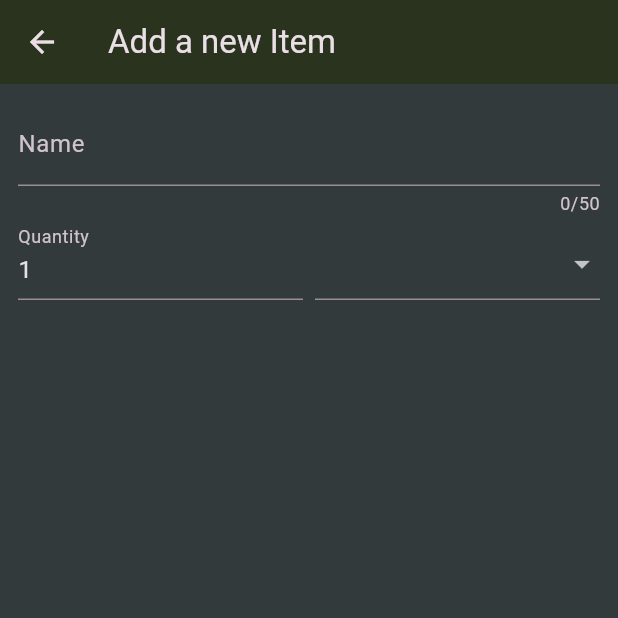
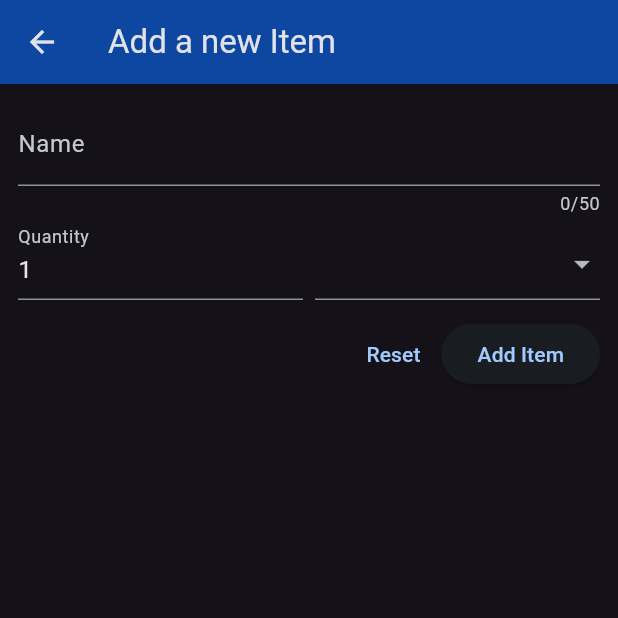
Before and after one commit to DiegoAuzaDev/shopping_list_flutter, a Flutter app: the screen it shows after launch, after a tap on the "add" icon, on a phone screen of 412 x 824 dp, the top half of it. Run offline on Flutter 3.47's test engine with Material 3 defaults, Android fonts, the phone set to English and light mode, and no system bars.

```diff
--- a/lib/main.dart
+++ b/lib/main.dart
@@ -15,10 +15,9 @@ class MyApp extends StatelessWidget {
       theme: ThemeData.dark().copyWith(
         colorScheme: ColorScheme.fromSeed(
           brightness: Brightness.dark,
-          seedColor: const Color.fromARGB(76, 218, 41, 255),
-          surface: const Color.fromARGB(255, 42, 51, 29),
+          seedColor: Colors.blue,
+          surface: Colors.blue[900],
         ),
-        scaffoldBackgroundColor: const Color.fromARGB(255, 50, 58, 60),
       ),
       home: const GroceryList(),
     );
--- a/lib/widgets/new_item.dart
+++ b/lib/widgets/new_item.dart
@@ -9,6 +9,12 @@ class NewItem extends StatefulWidget {
 }
 
 class _NewItemState extends State<NewItem> {
+  final _formKey = GlobalKey<FormState>();
+
+  void _saveItem() {
+    _formKey.currentState!.validate();
+  }
+
   @override
   Widget build(BuildContext context) {
     return Scaffold(
@@ -18,6 +24,7 @@ class _NewItemState extends State<NewItem> {
       body: Padding(
         padding: const EdgeInsets.all(12),
         child: Form(
+          key: _formKey,
           child: Column(
             children: [
               TextFormField(
@@ -26,7 +33,13 @@ class _NewItemState extends State<NewItem> {
                   label: Text("Name"),
                 ),
                 validator: (userInput) {
-                  return "Demo...";
+                  if (userInput == null ||
+                      userInput.isEmpty ||
+                      userInput.trim().length <= 1 ||
+                      userInput.trim().length > 50) {
+                    return "Must be between 1 and 50 characters.";
+                  }
+                  return null;
                 },
               ),
               Row(
@@ -34,10 +47,20 @@ class _NewItemState extends State<NewItem> {
                 children: [
                   Expanded(
                     child: TextFormField(
+                      keyboardType: TextInputType.number,
                       decoration: const InputDecoration(
                         label: Text("Quantity"),
                       ),
                       initialValue: "1",
+                      validator: (userInput) {
+                        if (userInput == null ||
+                            userInput.isEmpty ||
+                            int.tryParse(userInput) == null ||
+                            int.tryParse(userInput)! <= 0) {
+                          return "The quantity must be a valid positve number";
+                        }
+                        return null;
+                      },
                     ),
                   ),
                   const SizedBox(
@@ -65,6 +88,20 @@ class _NewItemState extends State<NewItem> {
                     ], onChanged: (value) {}),
                   )
                 ],
+              ),
+              const SizedBox(
+                height: 12,
+              ),
+              Row(
+                mainAxisAlignment: MainAxisAlignment.end,
+                children: [
+                  TextButton(
+                    onPressed: () {},
+                    child: const Text("Reset"),
+                  ),
+                  ElevatedButton(
+                      onPressed: _saveItem, child: const Text("Add Item"))
+                ],
               )
             ],
           ),
```
